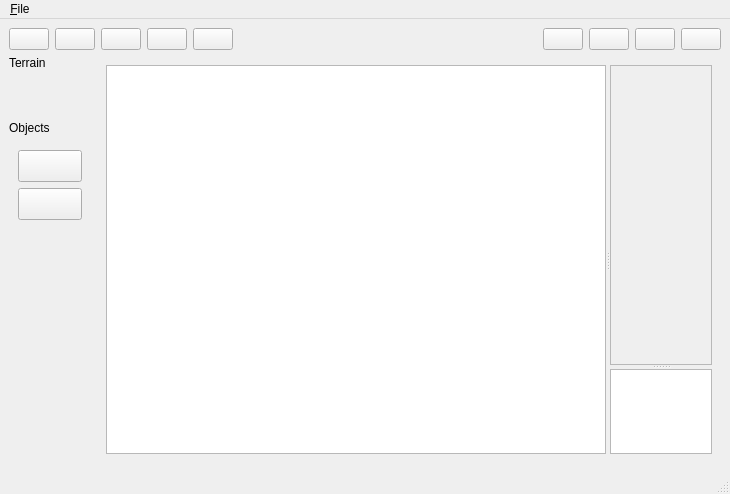
Old version of the form ui/main_window.ui in the repository MATF-RS20/RS033-map-builder.
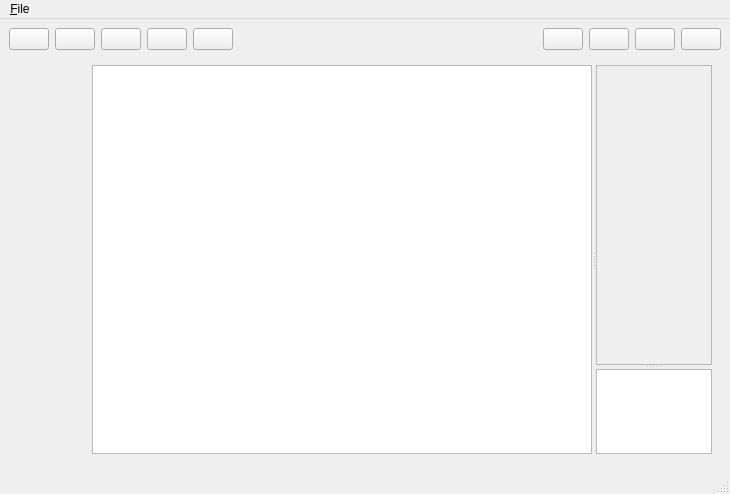
New version of the form. Icons and pictures are not drawn.

Commit message: Implemented loading assets from asset folder and for every asset made an assetCategoryButton, added it in ui and styled more application.

Patch:
```diff
--- a/ui/main_window.ui
+++ b/ui/main_window.ui
@@ -23,215 +23,6 @@
    <layout class="QGridLayout" name="gridLayout">
     <item row="0" column="0" colspan="2">
      <layout class="QGridLayout" name="layout_main_grid">
-      <item row="1" column="0">
-       <layout class="QVBoxLayout" name="layout_asset_builder">
-        <item>
-         <widget class="QLabel" name="lb_terrain_text">
-          <property name="maximumSize">
-           <size>
-            <width>100</width>
-            <height>20</height>
-           </size>
-          </property>
-          <property name="text">
-           <string>Terrain</string>
-          </property>
-         </widget>
-        </item>
-        <item alignment="Qt::AlignHCenter">
-         <widget class="QToolButton" name="tool_btn_terrain">
-          <property name="sizePolicy">
-           <sizepolicy hsizetype="Fixed" vsizetype="Fixed">
-            <horstretch>0</horstretch>
-            <verstretch>0</verstretch>
-           </sizepolicy>
-          </property>
-          <property name="minimumSize">
-           <size>
-            <width>64</width>
-            <height>32</height>
-           </size>
-          </property>
-          <property name="maximumSize">
-           <size>
-            <width>72</width>
-            <height>40</height>
-           </size>
-          </property>
-          <property name="layoutDirection">
-           <enum>Qt::LeftToRight</enum>
-          </property>
-          <property name="autoFillBackground">
-           <bool>false</bool>
-          </property>
-          <property name="text">
-           <string/>
-          </property>
-          <property name="icon">
-           <iconset resource="../resources.qrc">
-            <normaloff>:/icons/images/icons/terrain_invert.png</normaloff>:/icons/images/icons/terrain_invert.png</iconset>
-          </property>
-          <property name="iconSize">
-           <size>
-            <width>42</width>
-            <height>32</height>
-           </size>
-          </property>
-          <property name="popupMode">
-           <enum>QToolButton::InstantPopup</enum>
-          </property>
-          <property name="toolButtonStyle">
-           <enum>Qt::ToolButtonIconOnly</enum>
-          </property>
-          <property name="autoRaise">
-           <bool>true</bool>
-          </property>
-          <property name="arrowType">
-           <enum>Qt::NoArrow</enum>
-          </property>
-         </widget>
-        </item>
-        <item>
-         <widget class="QLabel" name="lb_objects_text">
-          <property name="sizePolicy">
-           <sizepolicy hsizetype="Preferred" vsizetype="Preferred">
-            <horstretch>0</horstretch>
-            <verstretch>0</verstretch>
-           </sizepolicy>
-          </property>
-          <property name="maximumSize">
-           <size>
-            <width>100</width>
-            <height>100</height>
-           </size>
-          </property>
-          <property name="text">
-           <string>Objects</string>
-          </property>
-         </widget>
-        </item>
-        <item>
-         <widget class="QScrollArea" name="scr_objects">
-          <property name="sizePolicy">
-           <sizepolicy hsizetype="Expanding" vsizetype="Expanding">
-            <horstretch>0</horstretch>
-            <verstretch>1</verstretch>
-           </sizepolicy>
-          </property>
-          <property name="frameShape">
-           <enum>QFrame::NoFrame</enum>
-          </property>
-          <property name="lineWidth">
-           <number>0</number>
-          </property>
-          <property name="verticalScrollBarPolicy">
-           <enum>Qt::ScrollBarAsNeeded</enum>
-          </property>
-          <property name="horizontalScrollBarPolicy">
-           <enum>Qt::ScrollBarAlwaysOff</enum>
-          </property>
-          <property name="widgetResizable">
-           <bool>true</bool>
-          </property>
-          <widget class="QWidget" name="scr_objects_content">
-           <property name="geometry">
-            <rect>
-             <x>0</x>
-             <y>0</y>
-             <width>82</width>
-             <height>302</height>
-            </rect>
-           </property>
-           <layout class="QVBoxLayout" name="verticalLayout">
-            <item>
-             <widget class="QToolButton" name="toolButton_2">
-              <property name="sizePolicy">
-               <sizepolicy hsizetype="Minimum" vsizetype="Fixed">
-                <horstretch>0</horstretch>
-                <verstretch>0</verstretch>
-               </sizepolicy>
-              </property>
-              <property name="minimumSize">
-               <size>
-                <width>64</width>
-                <height>32</height>
-               </size>
-              </property>
-              <property name="maximumSize">
-               <size>
-                <width>500</width>
-                <height>500</height>
-               </size>
-              </property>
-              <property name="text">
-               <string/>
-              </property>
-              <property name="icon">
-               <iconset resource="../resources.qrc">
-                <normaloff>:/icons/images/icons/land.png</normaloff>:/icons/images/icons/land.png</iconset>
-              </property>
-              <property name="iconSize">
-               <size>
-                <width>32</width>
-                <height>16</height>
-               </size>
-              </property>
-             </widget>
-            </item>
-            <item>
-             <widget class="QToolButton" name="toolButton_3">
-              <property name="sizePolicy">
-               <sizepolicy hsizetype="Minimum" vsizetype="Fixed">
-                <horstretch>0</horstretch>
-                <verstretch>0</verstretch>
-               </sizepolicy>
-              </property>
-              <property name="minimumSize">
-               <size>
-                <width>64</width>
-                <height>32</height>
-               </size>
-              </property>
-              <property name="maximumSize">
-               <size>
-                <width>500</width>
-                <height>500</height>
-               </size>
-              </property>
-              <property name="text">
-               <string/>
-              </property>
-              <property name="icon">
-               <iconset resource="../resources.qrc">
-                <normaloff>:/icons/images/icons/land.png</normaloff>:/icons/images/icons/land.png</iconset>
-              </property>
-              <property name="iconSize">
-               <size>
-                <width>32</width>
-                <height>16</height>
-               </size>
-              </property>
-             </widget>
-            </item>
-            <item>
-             <spacer name="verticalSpacer">
-              <property name="orientation">
-               <enum>Qt::Vertical</enum>
-              </property>
-              <property name="sizeHint" stdset="0">
-               <size>
-                <width>20</width>
-                <height>40</height>
-               </size>
-              </property>
-             </spacer>
-            </item>
-           </layout>
-          </widget>
-         </widget>
-        </item>
-       </layout>
-      </item>
       <item row="0" column="0" colspan="2">
        <layout class="QHBoxLayout" name="layout_action_and_tools">
         <item>
@@ -607,6 +398,46 @@
         </layout>
        </widget>
       </item>
+      <item row="1" column="0">
+       <layout class="QVBoxLayout" name="layout_asset_builder">
+        <item>
+         <widget class="QScrollArea" name="scr_objects">
+          <property name="sizePolicy">
+           <sizepolicy hsizetype="Expanding" vsizetype="Expanding">
+            <horstretch>1</horstretch>
+            <verstretch>1</verstretch>
+           </sizepolicy>
+          </property>
+          <property name="frameShape">
+           <enum>QFrame::NoFrame</enum>
+          </property>
+          <property name="lineWidth">
+           <number>0</number>
+          </property>
+          <property name="verticalScrollBarPolicy">
+           <enum>Qt::ScrollBarAsNeeded</enum>
+          </property>
+          <property name="horizontalScrollBarPolicy">
+           <enum>Qt::ScrollBarAlwaysOff</enum>
+          </property>
+          <property name="widgetResizable">
+           <bool>true</bool>
+          </property>
+          <widget class="QWidget" name="scr_objects_content">
+           <property name="geometry">
+            <rect>
+             <x>0</x>
+             <y>0</y>
+             <width>82</width>
+             <height>395</height>
+            </rect>
+           </property>
+           <layout class="QVBoxLayout" name="verticalLayout"/>
+          </widget>
+         </widget>
+        </item>
+       </layout>
+      </item>
      </layout>
     </item>
    </layout>
```
The commit also changes 8 other files.
